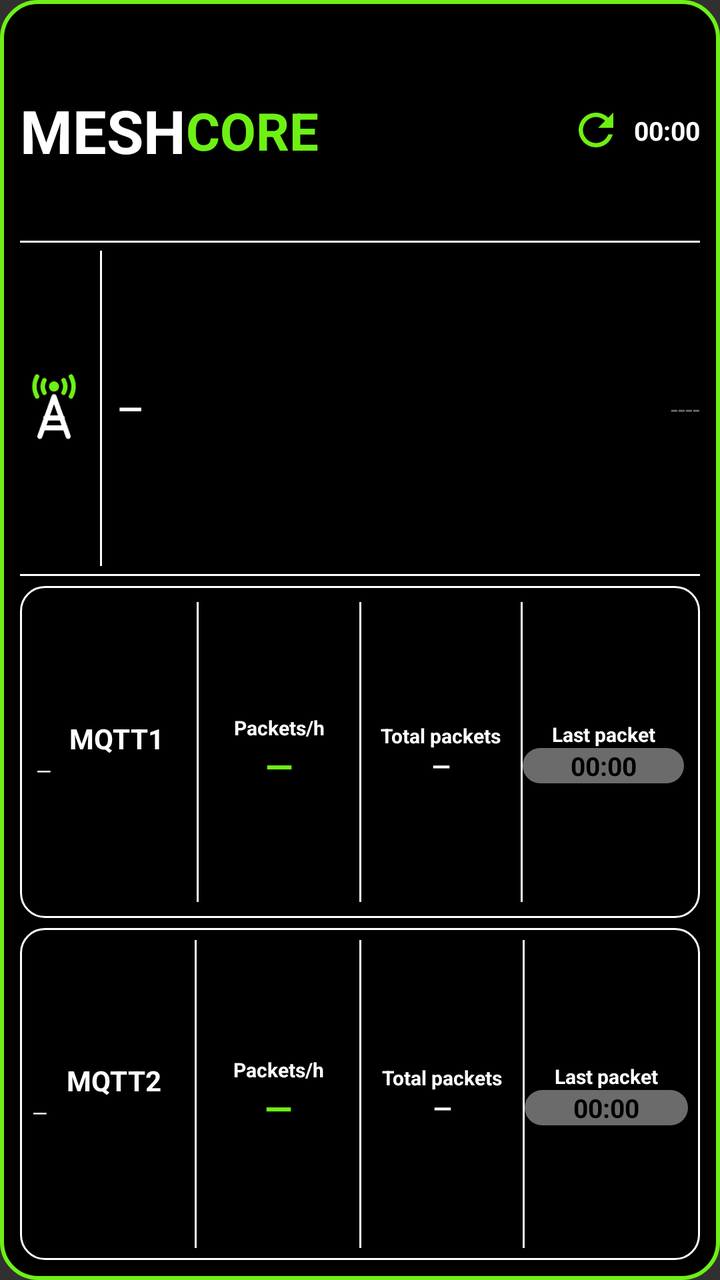
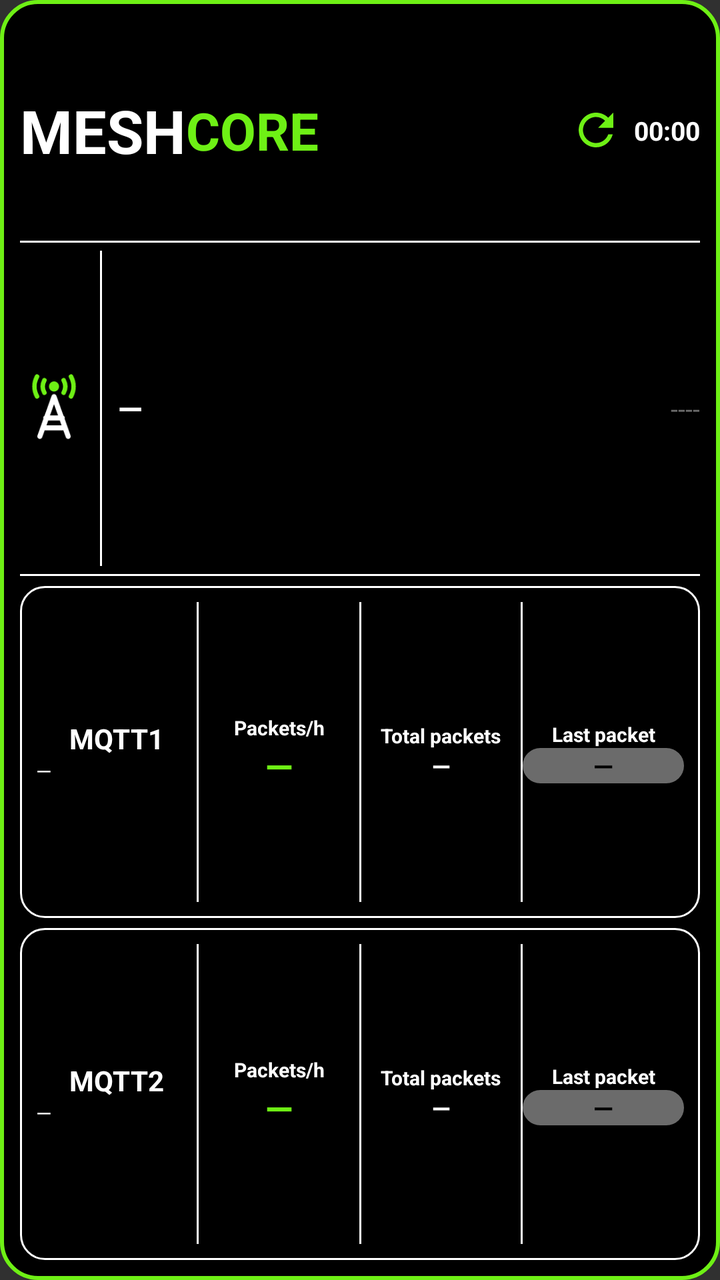

Compare the two renders of this Android layout. The source of the first and the diff that turns it into the second are given below.
<!-- AndroidManifest.xml: application theme android:Theme.Material.NoActionBar -->
<!-- res/layout/widget_observer.xml -->
<?xml version="1.0" encoding="utf-8"?>
<LinearLayout xmlns:android="http://schemas.android.com/apk/res/android"
    android:id="@+id/widget_root"
    android:layout_width="match_parent"
    android:layout_height="match_parent"
    android:orientation="vertical"
    android:padding="10dp"
    android:background="@drawable/widget_bg">

    
    <LinearLayout
        android:layout_width="match_parent"
        android:layout_height="0dp"
        android:layout_weight="2"
        android:orientation="horizontal"
        android:gravity="center_vertical">
        <TextView android:layout_width="wrap_content" android:layout_height="wrap_content"
            android:text="MESH" android:textColor="#FFFFFF" android:textStyle="bold" android:textSize="30sp" android:maxLines="1"/>
        <TextView android:layout_width="wrap_content" android:layout_height="wrap_content"
            android:text="CORE" android:textColor="#6EF015" android:textStyle="bold" android:textSize="26sp" android:maxLines="1"/>
        <FrameLayout android:layout_width="0dp" android:layout_height="1dp" android:layout_weight="1"/>
        <ImageView android:id="@+id/refresh_icon" android:layout_width="26dp" android:layout_height="26dp"
            android:src="@drawable/ic_refresh" android:contentDescription="@null"/>
        <ProgressBar android:id="@+id/refresh_spinner" style="?android:attr/progressBarStyleSmall"
            android:layout_width="26dp" android:layout_height="26dp" android:indeterminate="true"
            android:indeterminateTint="#FFFF9500" android:visibility="gone"/>
        <Chronometer android:id="@+id/interval_text" android:layout_width="wrap_content" android:layout_height="wrap_content"
            android:layout_marginStart="6dp" android:text="15 s" android:textColor="#FFFFFF" android:textStyle="bold" android:textSize="13sp" android:maxLines="1"/>
    </LinearLayout>

    <FrameLayout android:layout_width="match_parent" android:layout_height="1dp" android:background="#FFFFFF"/>

    
    <LinearLayout
        android:layout_width="match_parent"
        android:layout_height="0dp"
        android:layout_weight="3"
        android:orientation="horizontal"
        android:gravity="center_vertical"
        android:paddingTop="4dp" android:paddingBottom="4dp">
        <ImageView android:layout_width="34dp" android:layout_height="34dp"
            android:src="@drawable/ic_tower" android:contentDescription="@null"/>
        <FrameLayout android:layout_width="1dp" android:layout_height="match_parent" android:layout_marginStart="6dp" android:layout_marginEnd="8dp" android:background="#FFFFFF"/>
        <LinearLayout android:layout_width="0dp" android:layout_height="wrap_content" android:layout_weight="1" android:orientation="horizontal" android:gravity="center_vertical">
            <TextView android:id="@+id/obs_name" android:layout_width="0dp" android:layout_height="wrap_content" android:layout_weight="1"
                android:text="—" android:textColor="#FFFFFF" android:textStyle="bold" android:textSize="16sp" android:maxLines="1" android:ellipsize="end"/>
            <TextView android:id="@+id/obs_hash" android:layout_width="0dp" android:layout_height="wrap_content" android:layout_weight="1.5"
                android:text="----" android:textColor="#6B6B6B" android:textSize="13sp" android:maxLines="1" android:ellipsize="end" android:gravity="end"/>
        </LinearLayout>
    </LinearLayout>

    <FrameLayout android:layout_width="match_parent" android:layout_height="1dp" android:background="#FFFFFF" android:layout_marginBottom="5dp"/>

    
    <LinearLayout
        android:layout_width="match_parent" android:layout_height="0dp" android:layout_weight="3"
        android:orientation="horizontal" android:gravity="center_vertical"
        android:background="@drawable/card_outline" android:padding="8dp">
        <LinearLayout android:layout_width="0dp" android:layout_height="wrap_content" android:layout_weight="3" android:orientation="vertical">
            <TextView android:layout_width="match_parent" android:layout_height="wrap_content" android:id="@+id/m1_title" android:text="MQTT1" android:textColor="#FFFFFF" android:textStyle="bold" android:gravity="center" android:textSize="14sp" android:maxLines="1" android:autoSizeTextType="uniform" android:autoSizeMinTextSize="10sp" android:autoSizeMaxTextSize="14sp" android:autoSizeStepGranularity="1sp"/>
            <TextView android:id="@+id/m1_host" android:layout_width="match_parent" android:layout_height="wrap_content" android:text="—" android:textColor="#FFFFFF" android:textSize="10sp" android:maxLines="1" android:ellipsize="end" android:autoSizeTextType="uniform" android:autoSizeMinTextSize="6sp" android:autoSizeMaxTextSize="10sp" android:autoSizeStepGranularity="1sp"/>
        </LinearLayout>
        <FrameLayout android:layout_width="1dp" android:layout_height="match_parent" android:background="#FFFFFF"/>
        <LinearLayout android:layout_width="0dp" android:layout_height="wrap_content" android:layout_weight="3" android:orientation="vertical" android:gravity="center_horizontal">
            <TextView android:layout_width="match_parent" android:layout_height="wrap_content" android:text="Packets/h" android:textColor="#FFFFFF" android:textStyle="bold" android:gravity="center" android:textSize="10sp" android:maxLines="1" android:autoSizeTextType="uniform" android:autoSizeMinTextSize="6sp" android:autoSizeMaxTextSize="10sp" android:autoSizeStepGranularity="1sp"/>
            <TextView android:id="@+id/m1_hour" android:layout_width="match_parent" android:layout_height="wrap_content" android:text="—" android:textColor="#6EF015" android:textStyle="bold" android:gravity="center" android:textSize="18sp" android:maxLines="1" android:autoSizeTextType="uniform" android:autoSizeMinTextSize="14sp" android:autoSizeMaxTextSize="24sp" android:autoSizeStepGranularity="1sp"/>
        </LinearLayout>
        <LinearLayout android:id="@+id/m1_total_col" android:layout_width="0dp" android:layout_height="match_parent" android:layout_weight="3" android:orientation="horizontal" android:gravity="center_vertical">
        <FrameLayout android:layout_width="1dp" android:layout_height="match_parent" android:background="#FFFFFF"/>
        <LinearLayout android:layout_width="0dp" android:layout_height="wrap_content" android:layout_weight="1" android:orientation="vertical" android:gravity="center_horizontal">
            <TextView android:layout_width="match_parent" android:layout_height="wrap_content" android:text="Total packets" android:textColor="#FFFFFF" android:textStyle="bold" android:gravity="center" android:textSize="10sp" android:maxLines="1" android:autoSizeTextType="uniform" android:autoSizeMinTextSize="6sp" android:autoSizeMaxTextSize="10sp" android:autoSizeStepGranularity="1sp"/>
            <TextView android:id="@+id/m1_total" android:layout_width="match_parent" android:layout_height="wrap_content" android:text="—" android:textColor="#FFFFFF" android:textStyle="bold" android:gravity="center" android:textSize="12sp" android:maxLines="1" android:autoSizeTextType="uniform" android:autoSizeMinTextSize="10sp" android:autoSizeMaxTextSize="15sp" android:autoSizeStepGranularity="1sp"/>
        </LinearLayout>
        </LinearLayout>
        <FrameLayout android:layout_width="1dp" android:layout_height="match_parent" android:background="#FFFFFF"/>
        <LinearLayout android:layout_width="0dp" android:layout_height="wrap_content" android:layout_weight="3" android:orientation="vertical" android:gravity="center_horizontal">
            <TextView android:layout_width="match_parent" android:layout_height="wrap_content" android:text="Last packet" android:textColor="#FFFFFF" android:textStyle="bold" android:gravity="center" android:textSize="10sp" android:maxLines="1" android:autoSizeTextType="uniform" android:autoSizeMinTextSize="6sp" android:autoSizeMaxTextSize="10sp" android:autoSizeStepGranularity="1sp"/>
            <Chronometer android:id="@+id/m1_last" android:layout_width="match_parent" android:layout_height="wrap_content" android:gravity="center" android:background="@drawable/pill_gray" android:text="—" android:textColor="#000000" android:textStyle="bold" android:textSize="13sp" android:maxLines="1" android:autoSizeTextType="uniform" android:autoSizeMinTextSize="9sp" android:autoSizeMaxTextSize="13sp" android:autoSizeStepGranularity="1sp"/>
        </LinearLayout>
    </LinearLayout>

    <FrameLayout android:layout_width="match_parent" android:layout_height="5dp"/>

    
    <LinearLayout
        android:layout_width="match_parent" android:layout_height="0dp" android:layout_weight="3"
        android:orientation="horizontal" android:gravity="center_vertical"
        android:background="@drawable/card_outline" android:padding="6dp">
        <LinearLayout android:layout_width="0dp" android:layout_height="wrap_content" android:layout_weight="3" android:orientation="vertical">
            <TextView android:layout_width="match_parent" android:layout_height="wrap_content" android:id="@+id/m2_title" android:text="MQTT2" android:textColor="#FFFFFF" android:textStyle="bold" android:gravity="center" android:textSize="14sp" android:maxLines="1" android:autoSizeTextType="uniform" android:autoSizeMinTextSize="10sp" android:autoSizeMaxTextSize="14sp" android:autoSizeStepGranularity="1sp"/>
            <TextView android:id="@+id/m2_host" android:layout_width="match_parent" android:layout_height="wrap_content" android:text="—" android:textColor="#FFFFFF" android:textSize="10sp" android:maxLines="1" android:ellipsize="end" android:autoSizeTextType="uniform" android:autoSizeMinTextSize="6sp" android:autoSizeMaxTextSize="10sp" android:autoSizeStepGranularity="1sp"/>
        </LinearLayout>
        <FrameLayout android:layout_width="1dp" android:layout_height="match_parent" android:background="#FFFFFF"/>
        <LinearLayout android:layout_width="0dp" android:layout_height="wrap_content" android:layout_weight="3" android:orientation="vertical" android:gravity="center_horizontal">
            <TextView android:layout_width="match_parent" android:layout_height="wrap_content" android:text="Packets/h" android:textColor="#FFFFFF" android:textStyle="bold" android:gravity="center" android:textSize="10sp" android:maxLines="1" android:autoSizeTextType="uniform" android:autoSizeMinTextSize="6sp" android:autoSizeMaxTextSize="10sp" android:autoSizeStepGranularity="1sp"/>
            <TextView android:id="@+id/m2_hour" android:layout_width="match_parent" android:layout_height="wrap_content" android:text="—" android:textColor="#6EF015" android:textStyle="bold" android:gravity="center" android:textSize="18sp" android:maxLines="1" android:autoSizeTextType="uniform" android:autoSizeMinTextSize="14sp" android:autoSizeMaxTextSize="24sp" android:autoSizeStepGranularity="1sp"/>
        </LinearLayout>
        <LinearLayout android:id="@+id/m2_total_col" android:layout_width="0dp" android:layout_height="match_parent" android:layout_weight="3" android:orientation="horizontal" android:gravity="center_vertical">
        <FrameLayout android:layout_width="1dp" android:layout_height="match_parent" android:background="#FFFFFF"/>
        <LinearLayout android:layout_width="0dp" android:layout_height="wrap_content" android:layout_weight="1" android:orientation="vertical" android:gravity="center_horizontal">
            <TextView android:layout_width="match_parent" android:layout_height="wrap_content" android:text="Total packets" android:textColor="#FFFFFF" android:textStyle="bold" android:gravity="center" android:textSize="10sp" android:maxLines="1" android:autoSizeTextType="uniform" android:autoSizeMinTextSize="6sp" android:autoSizeMaxTextSize="10sp" android:autoSizeStepGranularity="1sp"/>
            <TextView android:id="@+id/m2_total" android:layout_width="match_parent" android:layout_height="wrap_content" android:text="—" android:textColor="#FFFFFF" android:textStyle="bold" android:gravity="center" android:textSize="12sp" android:maxLines="1" android:autoSizeTextType="uniform" android:autoSizeMinTextSize="10sp" android:autoSizeMaxTextSize="15sp" android:autoSizeStepGranularity="1sp"/>
        </LinearLayout>
        </LinearLayout>
        <FrameLayout android:layout_width="1dp" android:layout_height="match_parent" android:background="#FFFFFF"/>
        <LinearLayout android:layout_width="0dp" android:layout_height="wrap_content" android:layout_weight="3" android:orientation="vertical" android:gravity="center_horizontal">
            <TextView android:layout_width="match_parent" android:layout_height="wrap_content" android:text="Last packet" android:textColor="#FFFFFF" android:textStyle="bold" android:gravity="center" android:textSize="10sp" android:maxLines="1" android:autoSizeTextType="uniform" android:autoSizeMinTextSize="6sp" android:autoSizeMaxTextSize="10sp" android:autoSizeStepGranularity="1sp"/>
            <Chronometer android:id="@+id/m2_last" android:layout_width="match_parent" android:layout_height="wrap_content" android:gravity="center" android:background="@drawable/pill_gray" android:text="—" android:textColor="#000000" android:textStyle="bold" android:textSize="13sp" android:maxLines="1" android:autoSizeTextType="uniform" android:autoSizeMinTextSize="9sp" android:autoSizeMaxTextSize="13sp" android:autoSizeStepGranularity="1sp"/>
        </LinearLayout>
    </LinearLayout>
</LinearLayout>
<!-- resources referenced by this layout -->
<resources>
  <!-- drawable card_outline (drawable) -->
  <?xml version="1.0" encoding="utf-8"?>
  <shape xmlns:android="http://schemas.android.com/apk/res/android" android:shape="rectangle">
      <solid android:color="#000000"/>
      <stroke android:width="1dp" android:color="#FFFFFF"/>
      <corners android:radius="12dp"/>
  </shape>
  <!-- drawable ic_refresh (drawable) -->
  <?xml version="1.0" encoding="utf-8"?>
  <vector xmlns:android="http://schemas.android.com/apk/res/android" android:width="24dp" android:height="24dp" android:viewportWidth="24" android:viewportHeight="24">
      <path android:fillColor="#6EF015" android:pathData="M17.65,6.35C16.2,4.9 14.21,4 12,4c-4.42,0 -7.99,3.58 -7.99,8s3.57,8 7.99,8c3.73,0 6.84,-2.55 7.73,-6h-2.08c-0.82,2.33 -3.04,4 -5.65,4 -3.31,0 -6,-2.69 -6,-6s2.69,-6 6,-6c1.66,0 3.14,0.69 4.22,1.78L13,11h7V4l-2.35,2.35z"/>
  </vector>
  <!-- drawable ic_tower (drawable) -->
  <?xml version="1.0" encoding="utf-8"?>
  <vector xmlns:android="http://schemas.android.com/apk/res/android" android:width="48dp" android:height="48dp" android:viewportWidth="24" android:viewportHeight="24">
      <path android:fillColor="#6EF015" android:pathData="M12,4.4m-1.8,0a1.8,1.8 0,1 1,3.6 0a1.8,1.8 0,1 1,-3.6 0"/>
      <path android:strokeColor="#6EF015" android:strokeWidth="1.6" android:strokeLineCap="round" android:pathData="M8.6,2.2A4.6,4.6 0,0 0,8.6,6.6M15.4,2.2A4.6,4.6 0,0 1,15.4,6.6M6,0.9A7.4,7.4 0,0 0,6,7.9M18,0.9A7.4,7.4 0,0 1,18,7.9"/>
      <path android:strokeColor="#FFFFFF" android:strokeWidth="1.8" android:strokeLineCap="round" android:strokeLineJoin="round" android:pathData="M12,8L7,22M12,8L17,22M9.1,15.5L14.9,15.5M8.2,19L15.8,19"/>
  </vector>
  <!-- drawable pill_gray (drawable) -->
  <?xml version="1.0" encoding="utf-8"?>
  <shape xmlns:android="http://schemas.android.com/apk/res/android" android:shape="rectangle">
      <solid android:color="#6B6B6B"/>
      <corners android:radius="11dp"/>
  </shape>
  <!-- drawable widget_bg (drawable) -->
  <?xml version="1.0" encoding="utf-8"?>
  <shape xmlns:android="http://schemas.android.com/apk/res/android" android:shape="rectangle">
      <solid android:color="#000000"/>
      <stroke android:width="2dp" android:color="#6EF015"/>
      <corners android:radius="18dp"/>
  </shape>
</resources>

<!-- the commit's change to res/layout/widget_observer.xml (unified diff, before → after) -->
@@ -75,7 +75,7 @@
         <FrameLayout android:layout_width="1dp" android:layout_height="match_parent" android:background="#FFFFFF"/>
         <LinearLayout android:layout_width="0dp" android:layout_height="wrap_content" android:layout_weight="3" android:orientation="vertical" android:gravity="center_horizontal">
             <TextView android:layout_width="match_parent" android:layout_height="wrap_content" android:text="Last packet" android:textColor="#FFFFFF" android:textStyle="bold" android:gravity="center" android:textSize="10sp" android:maxLines="1" android:autoSizeTextType="uniform" android:autoSizeMinTextSize="6sp" android:autoSizeMaxTextSize="10sp" android:autoSizeStepGranularity="1sp"/>
-            <Chronometer android:id="@+id/m1_last" android:layout_width="match_parent" android:layout_height="wrap_content" android:gravity="center" android:background="@drawable/pill_gray" android:text="—" android:textColor="#000000" android:textStyle="bold" android:textSize="13sp" android:maxLines="1" android:autoSizeTextType="uniform" android:autoSizeMinTextSize="9sp" android:autoSizeMaxTextSize="13sp" android:autoSizeStepGranularity="1sp"/>
+            <TextView android:id="@+id/m1_last" android:layout_width="match_parent" android:layout_height="wrap_content" android:gravity="center" android:background="@drawable/pill_gray" android:text="—" android:textColor="#000000" android:textStyle="bold" android:textSize="13sp" android:maxLines="1" android:autoSizeTextType="uniform" android:autoSizeMinTextSize="9sp" android:autoSizeMaxTextSize="13sp" android:autoSizeStepGranularity="1sp"/>
         </LinearLayout>
     </LinearLayout>
 
@@ -85,7 +85,7 @@
     <LinearLayout
         android:layout_width="match_parent" android:layout_height="0dp" android:layout_weight="3"
         android:orientation="horizontal" android:gravity="center_vertical"
-        android:background="@drawable/card_outline" android:padding="6dp">
+        android:background="@drawable/card_outline" android:padding="8dp">
         <LinearLayout android:layout_width="0dp" android:layout_height="wrap_content" android:layout_weight="3" android:orientation="vertical">
             <TextView android:layout_width="match_parent" android:layout_height="wrap_content" android:id="@+id/m2_title" android:text="MQTT2" android:textColor="#FFFFFF" android:textStyle="bold" android:gravity="center" android:textSize="14sp" android:maxLines="1" android:autoSizeTextType="uniform" android:autoSizeMinTextSize="10sp" android:autoSizeMaxTextSize="14sp" android:autoSizeStepGranularity="1sp"/>
             <TextView android:id="@+id/m2_host" android:layout_width="match_parent" android:layout_height="wrap_content" android:text="—" android:textColor="#FFFFFF" android:textSize="10sp" android:maxLines="1" android:ellipsize="end" android:autoSizeTextType="uniform" android:autoSizeMinTextSize="6sp" android:autoSizeMaxTextSize="10sp" android:autoSizeStepGranularity="1sp"/>
@@ -105,7 +105,7 @@
         <FrameLayout android:layout_width="1dp" android:layout_height="match_parent" android:background="#FFFFFF"/>
         <LinearLayout android:layout_width="0dp" android:layout_height="wrap_content" android:layout_weight="3" android:orientation="vertical" android:gravity="center_horizontal">
             <TextView android:layout_width="match_parent" android:layout_height="wrap_content" android:text="Last packet" android:textColor="#FFFFFF" android:textStyle="bold" android:gravity="center" android:textSize="10sp" android:maxLines="1" android:autoSizeTextType="uniform" android:autoSizeMinTextSize="6sp" android:autoSizeMaxTextSize="10sp" android:autoSizeStepGranularity="1sp"/>
-            <Chronometer android:id="@+id/m2_last" android:layout_width="match_parent" android:layout_height="wrap_content" android:gravity="center" android:background="@drawable/pill_gray" android:text="—" android:textColor="#000000" android:textStyle="bold" android:textSize="13sp" android:maxLines="1" android:autoSizeTextType="uniform" android:autoSizeMinTextSize="9sp" android:autoSizeMaxTextSize="13sp" android:autoSizeStepGranularity="1sp"/>
+            <TextView android:id="@+id/m2_last" android:layout_width="match_parent" android:layout_height="wrap_content" android:gravity="center" android:background="@drawable/pill_gray" android:text="—" android:textColor="#000000" android:textStyle="bold" android:textSize="13sp" android:maxLines="1" android:autoSizeTextType="uniform" android:autoSizeMinTextSize="9sp" android:autoSizeMaxTextSize="13sp" android:autoSizeStepGranularity="1sp"/>
         </LinearLayout>
     </LinearLayout>
 </LinearLayout>
